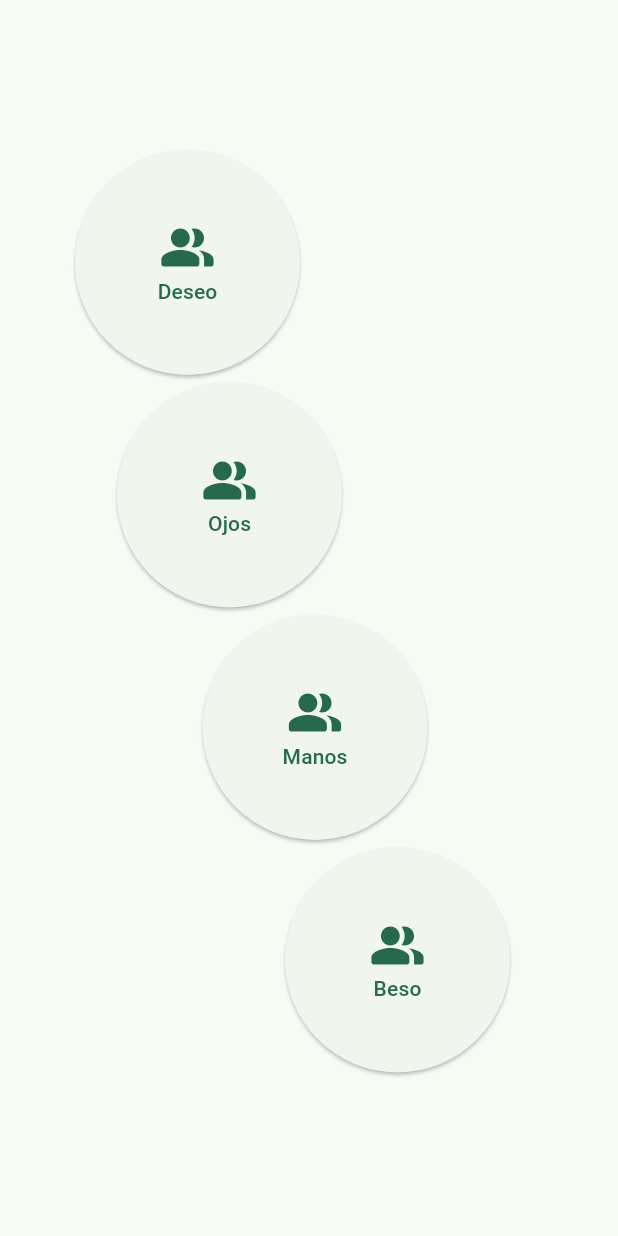
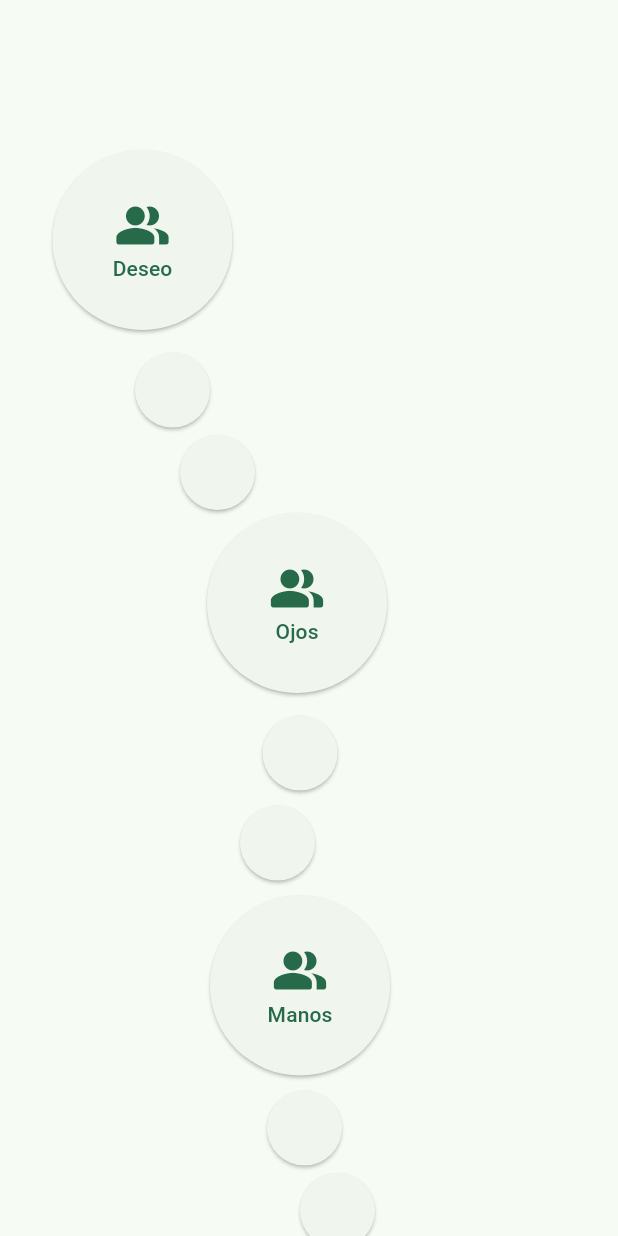
Before and after one commit to tsinvari/path_kiss, a Flutter app: the screen it shows after launch, after a tap on the "next plan" icon, on a phone screen of 412 x 824 dp. Run offline on Flutter 3.47's test engine with Material 3 defaults, Android fonts, the phone set to English and light mode, and no system bars.

Commit message:
draft 0.8

```diff
--- a/lib/path.dart
+++ b/lib/path.dart
@@ -37,8 +37,8 @@
 
     Widget customButton(int index) {
     return Container(
-      width: 150,
-      height: 150,
+      width: 120,
+      height: 120,
       child: ElevatedButton(
         onPressed: () {
           if (index < _items.length) {
@@ -55,6 +55,22 @@
             Icon(Icons.people_alt_rounded, size: 38),
             if (index < _items.length) Text(_items[index]['title']),
           ],
+        ),
+      ),
+    );
+  }
+
+      Widget customDot() {
+    return Container(
+      width: 50,
+      height: 50,
+      child: ElevatedButton(
+        onPressed: () {},
+        child: Column(
+          mainAxisAlignment: MainAxisAlignment.center,
+        /*  children: <Widget>[
+            Icon(Icons.donut_small_rounded, size: 13),
+          ],*/
         ),
       ),
     );
@@ -81,33 +97,80 @@
             ),
           Row(
             mainAxisAlignment: MainAxisAlignment.start,
-
             children: [
-              Container(width: 50,),
+              Container(width: 35,),
               customButton(0)
+            ],
+          ),
+          Container(height: 15,),
+          Row(
+            mainAxisAlignment: MainAxisAlignment.start,
+            children: [
+              Container(width: 90,),
+              customDot()
             ],
           ),
                     Container(height: 5,),
           Row(
             mainAxisAlignment: MainAxisAlignment.start,
             children: [
-              Container(width: 78,),
+              Container(width: 120,),
+              customDot()
+            ],
+          ),
+          Container(height: 2,),
+          Row(
+            mainAxisAlignment: MainAxisAlignment.start,
+            children: [
+              Container(width: 138,),
               customButton(1)
+            ],
+          ),
+          Container(height: 15,),
+          Row(
+            mainAxisAlignment: MainAxisAlignment.start,
+            children: [
+              Container(width: 175,),
+              customDot()
+            ],
+          ),
+                    Container(height: 10,),
+          Row(
+            mainAxisAlignment: MainAxisAlignment.start,
+            children: [
+              Container(width: 160,),
+              customDot()
+            ],
+          ),
+          Container(height: 10,),
+          Row(
+            mainAxisAlignment: MainAxisAlignment.start,
+            children: [
+              Container(width: 140,),
+              customButton(2)
+            ],
+          ),
+          Container(height: 10,),
+          Row(
+            mainAxisAlignment: MainAxisAlignment.start,
+            children: [
+              Container(width: 178,),
+              customDot()
             ],
           ),
                     Container(height: 5,),
           Row(
             mainAxisAlignment: MainAxisAlignment.start,
             children: [
-              Container(width: 135,),
-              customButton(2)
+              Container(width: 200,),
+              customDot()
             ],
           ),
           Container(height: 5,),
           Row(
             mainAxisAlignment: MainAxisAlignment.start,
             children: [
-              Container(width: 190,),
+              Container(width: 210,),
               customButton(3)
             ],
           ),
--- a/lib/poem.dart
+++ b/lib/poem.dart
@@ -54,8 +54,8 @@
             decoration: BoxDecoration(
                 image: DecorationImage(
                   image: AssetImage(_items[widget.poem]['image_url']),
-                  fit: BoxFit.fitWidth,
-                  colorFilter: ColorFilter.mode(Colors.black.withOpacity(0.5), BlendMode.darken)
+                  fit: BoxFit.cover,
+                  colorFilter: ColorFilter.mode(Colors.black.withOpacity(0.6), BlendMode.dstATop)
                 )
             ),
           ),
```
Also changed, not shown: assets/manos.jpg. Lines whose indentation alone changed are shown as unchanged.
